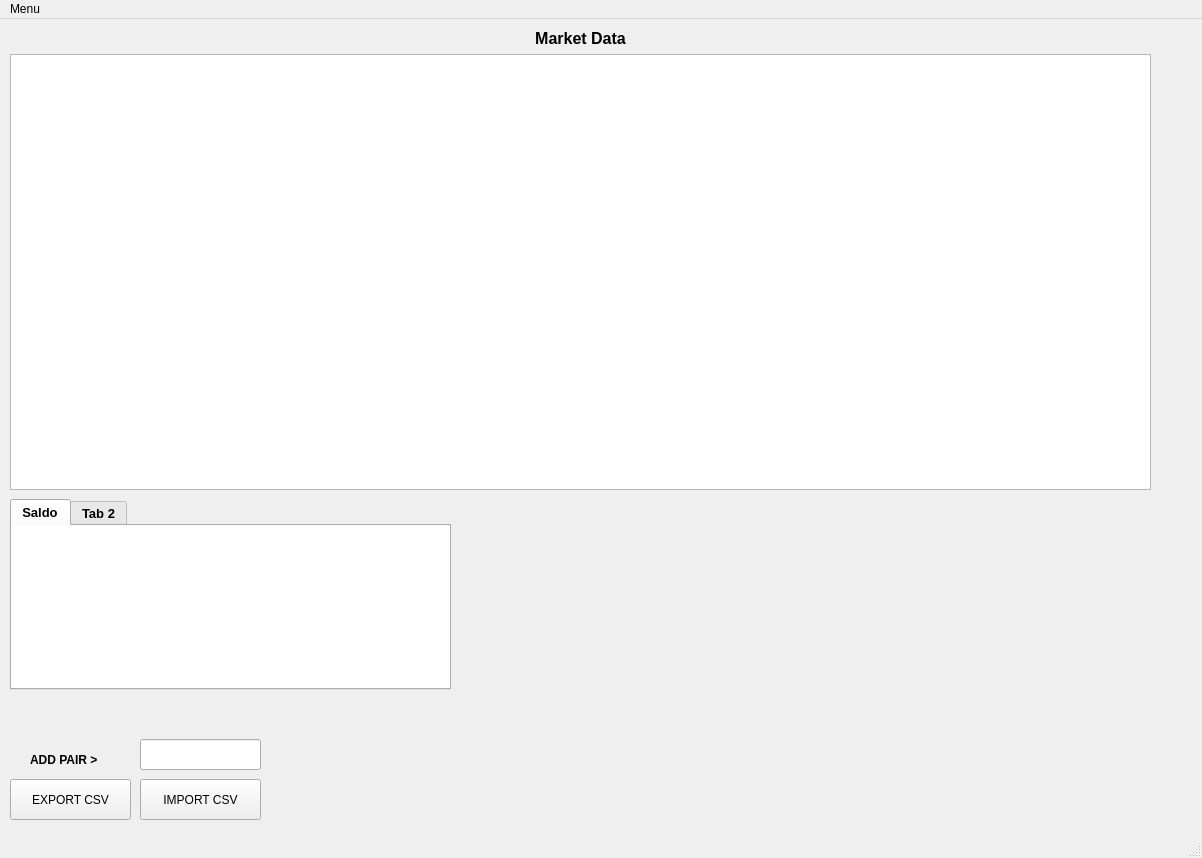
First picture: the form in ui/main_window.ui, repository Sulato86/gateio, before the edit.
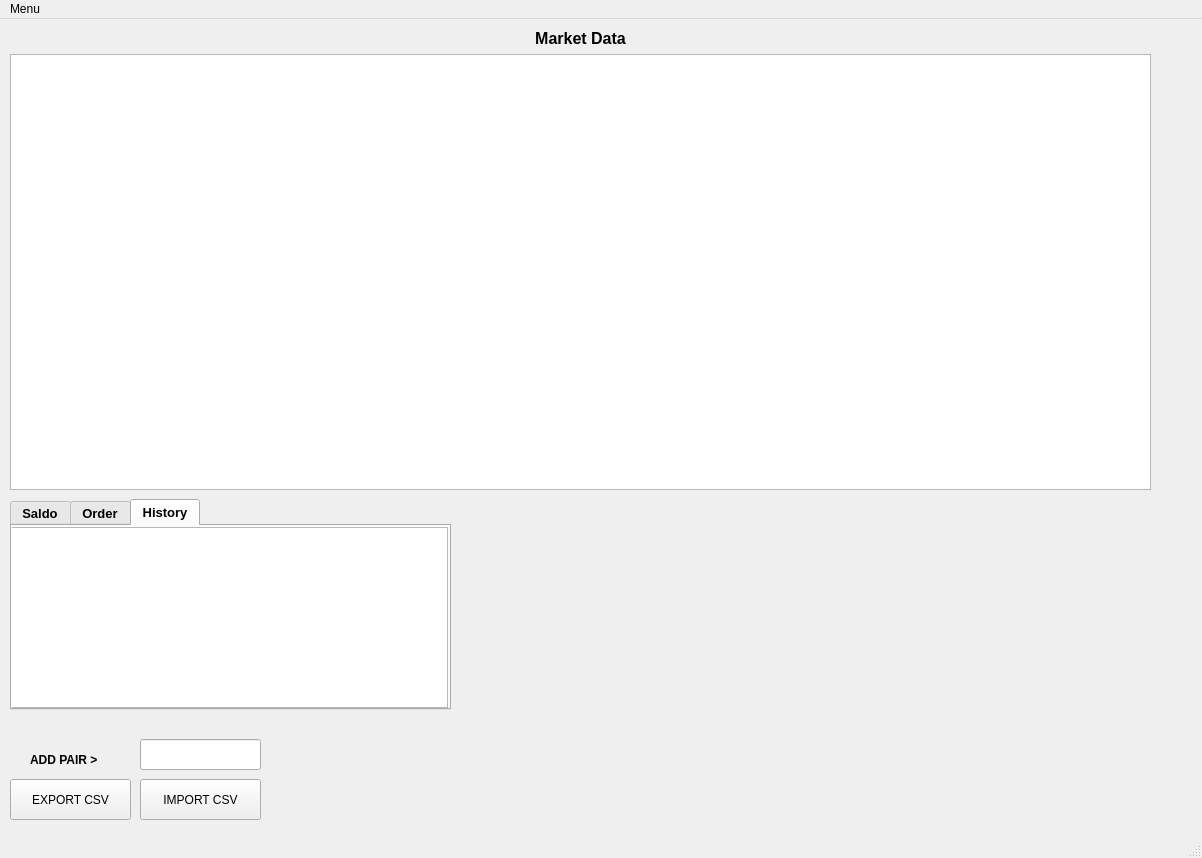
Second picture: the form after the edit.

Patch:
```diff
--- a/ui/main_window.ui
+++ b/ui/main_window.ui
@@ -127,7 +127,7 @@
       <x>10</x>
       <y>480</y>
       <width>441</width>
-      <height>191</height>
+      <height>211</height>
      </rect>
     </property>
     <property name="font">
@@ -137,6 +137,9 @@
       <bold>true</bold>
      </font>
     </property>
+    <property name="currentIndex">
+     <number>2</number>
+    </property>
     <widget class="QWidget" name="tab_saldo">
      <attribute name="title">
       <string>Saldo</string>
@@ -147,7 +150,7 @@
         <x>-2</x>
         <y>-4</y>
         <width>441</width>
-        <height>171</height>
+        <height>191</height>
        </rect>
       </property>
       <property name="sizePolicy">
@@ -167,8 +170,33 @@
     </widget>
     <widget class="QWidget" name="tab_2">
      <attribute name="title">
-      <string>Tab 2</string>
+      <string>Order</string>
      </attribute>
+     <widget class="QTableView" name="tableView_order">
+      <property name="geometry">
+       <rect>
+        <x>-5</x>
+        <y>1</y>
+        <width>441</width>
+        <height>181</height>
+       </rect>
+      </property>
+     </widget>
+    </widget>
+    <widget class="QWidget" name="tab_history">
+     <attribute name="title">
+      <string>History</string>
+     </attribute>
+     <widget class="QTableView" name="tableView_history">
+      <property name="geometry">
+       <rect>
+        <x>-5</x>
+        <y>1</y>
+        <width>441</width>
+        <height>181</height>
+       </rect>
+      </property>
+     </widget>
     </widget>
    </widget>
   </widget>
```
Left out of the diff: 2 changed lines with no effect on the pictures.
